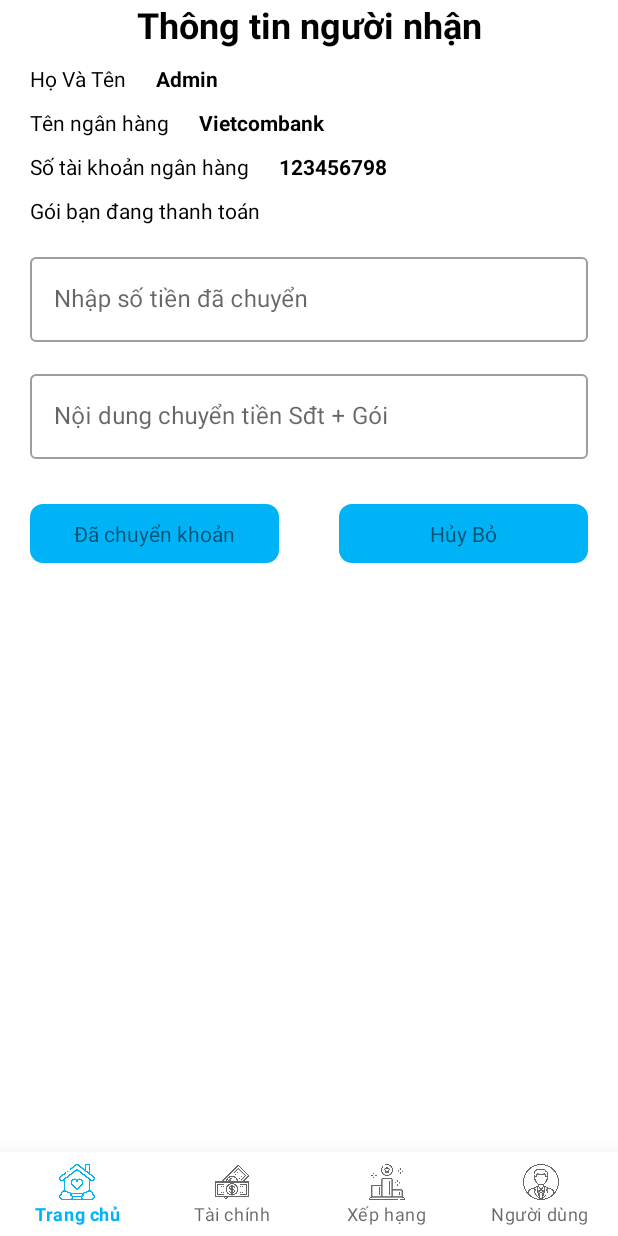
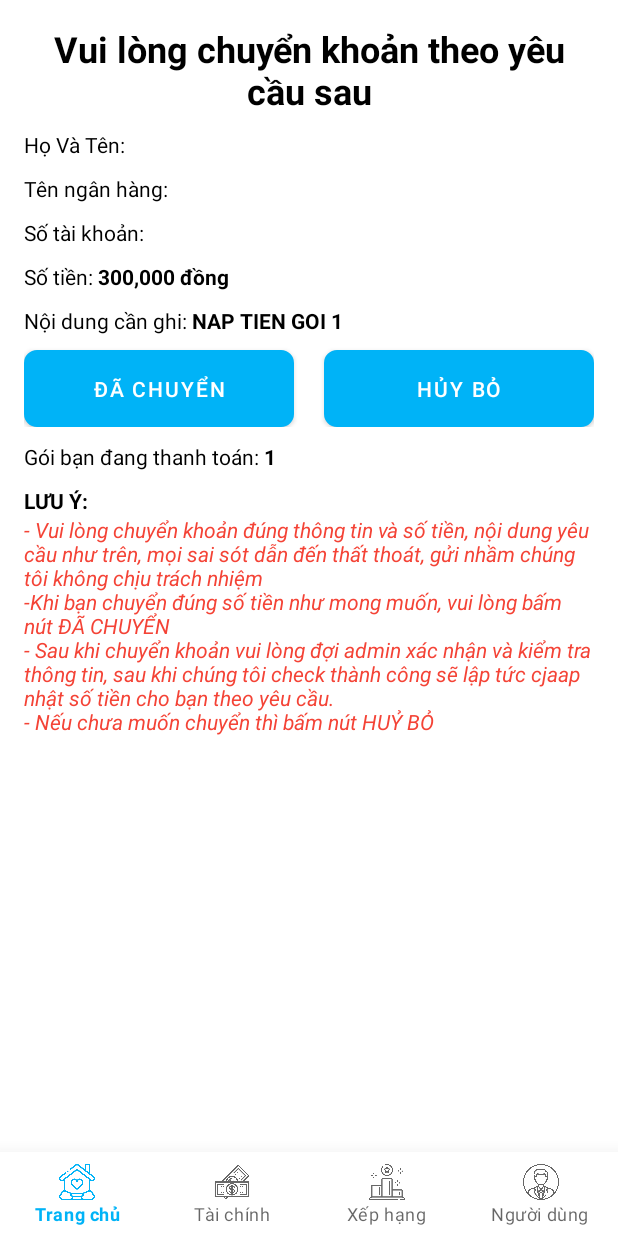
Before and after one commit to phong6786789/applikeanh, an Android app: the NapConfirmFragment screen opened through its navigation route, on a phone screen of 412 x 824 dp. Run offline under Robolectric (Android 15) with nearby library versions, the phone set to English and light mode, and no system bars; our stand-ins replace Firebase (no records; nobody signed in at launch, a user with empty details on screens opened directly), data binding, navigation-ui; pictures from the network do not load; 1 statement that could not run was skipped.

Commit message:
Change logic nap tiền

```diff
--- a/app/build.gradle
+++ b/app/build.gradle
@@ -73,5 +73,6 @@ dependencies {
     implementation 'com.github.bumptech.glide:glide:4.12.0'
     annotationProcessor 'com.github.bumptech.glide:compiler:4.12.0'
     implementation 'com.ajts.library.telegrambot:telegrambotlibrary:1.0.0'
-
+    implementation "org.jetbrains.anko:anko-sdk25-coroutines:0.10.8"
+    implementation "org.jetbrains.anko:anko-appcompat-v7-couroutines:0.10.8"
 }
--- a/app/src/main/java/com/subi/likeanh/money/nap/NapConfirmFragment.kt
+++ b/app/src/main/java/com/subi/likeanh/money/nap/NapConfirmFragment.kt
@@ -2,6 +2,7 @@ package com.subi.likeanh.money.nap
 
 import android.app.Dialog
 import android.os.Bundle
+import android.os.Handler
 import android.util.Log
 import android.view.LayoutInflater
 import android.view.View
@@ -18,12 +19,15 @@ import com.google.firebase.database.ValueEventListener
 import com.subi.likeanh.BR
 import com.subi.likeanh.R
 import com.subi.likeanh.databinding.FragmentNapCofirmBinding
-import com.subi.likeanh.model.History
-import com.subi.likeanh.model.User
+import com.subi.likeanh.model.*
 import com.subi.likeanh.utils.LoadingDialog
+import com.subi.likeanh.utils.SendTelegram
+import com.subi.likeanh.utils.Utils.getUID
 import com.subi.nails2022.view.DialogLeftInterface
 import com.subi.nails2022.view.DialogRightInterface
 import com.subi.nails2022.view.ShowDialog
+import kotlinx.coroutines.GlobalScope
+import kotlinx.coroutines.launch
 import java.text.Format
 import java.text.SimpleDateFormat
 import java.util.*
@@ -40,14 +44,16 @@ class NapConfirmFragment : Fragment(), View.OnClickListener {
     private val incomeDatabase =
         FirebaseDatabase.getInstance().getReference("income").child(user!!.uid)
     private val rutNapDatabase =
-        FirebaseDatabase.getInstance().getReference("rutnap").child(user!!.uid + "nap")
-
+        FirebaseDatabase.getInstance().getReference("rutnap").child(getUID() + "nap")
+    var pkg = 0
+    var dataFullUser: User? = null
     override fun onCreateView(
         inflater: LayoutInflater, container: ViewGroup?,
         savedInstanceState: Bundle?,
     ): View {
         // Inflate the layout for this fragment
         binding = FragmentNapCofirmBinding.inflate(inflater, container, false)
+
         init()
         checkForSetDataToUserFragment()
         setOnClickForViews()
@@ -101,8 +107,10 @@ class NapConfirmFragment : Fragment(), View.OnClickListener {
             userDatabase.addValueEventListener(object : ValueEventListener {
                 override fun onDataChange(snapshot: DataSnapshot) {
                     val user = snapshot.getValue(User::class.java)
+                    dataFullUser = user
                     viewModel.user.set(user)
-
+                    Log.d("testkakkaka", "user: $user")
+                    binding.body = "NAP TIEN GOI $pkg"
                 }
 
                 override fun onCancelled(error: DatabaseError) {
@@ -115,7 +123,6 @@ class NapConfirmFragment : Fragment(), View.OnClickListener {
     private fun setOnClickForViews() {
         binding.btnConfirmNapTien.setOnClickListener {
             showDialogToConfirm()
-
         }
         binding.btnCancelNapTien.setOnClickListener {
             moveToMainActivity()
@@ -125,19 +132,17 @@ class NapConfirmFragment : Fragment(), View.OnClickListener {
     private fun showDialogToConfirm() {
         var dialog: Dialog? = null
         dialog = ShowDialog.Builder(requireContext())
-            .title("Bạn đã xác nhận chuyển khoản")
+            .title("Bạn có chắc chắn là đã chuyển khoản cho người nhận không?")
             .message("")
             .setRightButton("Bỏ qua", object : DialogRightInterface {
                 override fun onClick() {
                     dialog?.dismiss()
                 }
             })
-            .setLeftButton("Xác nhận", object : DialogLeftInterface {
+            .setLeftButton("Chắc chắn", object : DialogLeftInterface {
                 override fun onClick() {
                     checkForUserInFormation()
-                    dialogA.show("Giao dịch thành công", "Vui lòng chờ admin xác nhận")
                     dialog?.dismiss()
-
                 }
             })
             .confirm()
@@ -148,18 +153,33 @@ class NapConfirmFragment : Fragment(), View.OnClickListener {
 
     }
 
+    //CHuyển trạng thái chờ xác nhận, cho  thằng mainActivity giải quyết
     private fun checkForUserInFormation() {
-        val userMoney = binding.edtTotalMoney.text.toString()
-        checkForAddToHistory(userMoney)
-        if (userMoney.isNotEmpty()
-        ) {
-            var userNameHashMap: HashMap<String, String> = HashMap<String, String>()
-            userNameHashMap["transferTime"] = System.currentTimeMillis().toString()
-            userNameHashMap["totalMoney"] = "0"
-            userDatabase.updateChildren(userNameHashMap as Map<String, Any>).addOnSuccessListener {
+        val naprut = NapRut(getUID(),
+            getListMoney()[pkg - 1].gia,
+            pkg.toString(),
+            System.currentTimeMillis().toString(),
+            false,
+            false)
+        //Đẩy dữ liệu và chờ trạng thái rút
+
+        //Bắn noti telegram
+        rutNapDatabase.setValue(naprut).addOnCompleteListener {
+            val body = "" +
+                    "Tên: ${dataFullUser?.name?.toUpperCase()}" +
+                    "\n STK: ${dataFullUser?.stk}" +
+                    "\n Ngân hàng: ${dataFullUser?.bank}" +
+                    "\n Số tiền: ${getListMoney()[pkg - 1].gia}" +
+                    "\n Gói: $pkg"
+            GlobalScope.launch {
+                if (SendTelegram.send(body)) {
+                }
+                ialogA.show("Giao dịch thành công", "Vui lòng chờ Admin xác nhận")
                 moveToMainActivity()
             }
         }
+
+
     }
 
 
@@ -171,7 +191,15 @@ class NapConfirmFragment : Fragment(), View.OnClickListener {
         binding.setVariable(BR.viewModel, viewModel)
         loadingA = LoadingDialog.getInstance(requireContext())
         dialogA = ShowDialog.Builder(requireContext())
-        requireActivity().findViewById<BottomNavigationView>(com.subi.likeanh.R.id.bottom_nav).visibility =
+        pkg = this.arguments?.getInt("package") ?: 1
+        Log.d("confirmPKG", "pkg: $pkg")
+
+        binding.apply {
+            packagex = pkg.toString()
+            money = getListMoney()[pkg - 1].gia
+        }
+
+        requireActivity().findViewById<BottomNavigationView>(R.id.bottom_nav).visibility =
             View.VISIBLE
         viewModel.load()
     }
--- a/app/src/main/java/com/subi/likeanh/money/nap/NapViewModel.kt
+++ b/app/src/main/java/com/subi/likeanh/money/nap/NapViewModel.kt
@@ -7,7 +7,6 @@ import com.subi.likeanh.model.Money
 import com.subi.likeanh.model.User
 
 class NapViewModel : ViewModel() {
-    var pos = ObservableField(0)
     var stk = ObservableField("")
     var user: ObservableField<User> = ObservableField()
 
--- /dev/null
+++ b/app/src/main/java/com/subi/likeanh/utils/Utils.kt
@@ -0,0 +1,9 @@
+package com.subi.likeanh.utils
+
+import com.google.firebase.auth.FirebaseAuth
+
+object Utils {
+   fun getUID(): String {
+        return FirebaseAuth.getInstance().currentUser?.uid?:""
+    }
+}
--- a/app/src/main/res/layout/fragment_nap_cofirm.xml
+++ b/app/src/main/res/layout/fragment_nap_cofirm.xml
@@ -7,9 +7,22 @@
         <variable
             name="viewModel"
             type="com.subi.likeanh.money.nap.NapViewModel" />
+
+        <variable
+            name="money"
+            type="String" />
+
+        <variable
+            name="body"
+            type="String" />
+        <variable
+            name="packagex"
+            type="String" />
+
     </data>
 
     <LinearLayout
+        android:layout_margin="16dp"
         android:layout_width="match_parent"
         android:layout_height="match_parent"
         android:background="@color/white"
@@ -20,7 +33,7 @@
             android:layout_width="match_parent"
             android:layout_height="wrap_content"
             android:gravity="center"
-            android:text="Thông tin người nhận"
+            android:text="Vui lòng chuyển khoản theo yêu cầu sau"
             android:textColor="@color/black"
             android:textSize="24dp"
             android:textStyle="bold" />
@@ -34,17 +47,16 @@
             <TextView
                 android:layout_width="wrap_content"
                 android:layout_height="wrap_content"
-                android:layout_marginStart="20dp"
                 android:layout_marginTop="10dp"
-                android:text="Họ Và Tên"
+                android:text="Họ Và Tên: "
                 android:textColor="@color/black" />
 
             <TextView
+                android:text="@{viewModel.user.name}"
                 android:layout_width="match_parent"
                 android:layout_height="wrap_content"
-                android:layout_marginStart="20dp"
                 android:layout_marginTop="10dp"
-                android:text="Admin"
+                android:textAllCaps="true"
                 android:textColor="@color/black"
                 android:textStyle="bold" />
         </LinearLayout>
@@ -57,17 +69,60 @@
             <TextView
                 android:layout_width="wrap_content"
                 android:layout_height="wrap_content"
-                android:layout_marginStart="20dp"
                 android:layout_marginTop="10dp"
-                android:text="Tên ngân hàng"
+                android:text="Tên ngân hàng: "
                 android:textColor="@color/black" />
 
             <TextView
+                android:text="@{viewModel.user.bank}"
                 android:layout_width="match_parent"
                 android:layout_height="wrap_content"
-                android:layout_marginStart="20dp"
                 android:layout_marginTop="10dp"
-                android:text="Vietcombank"
+                android:textColor="@color/black"
+                android:textStyle="bold" />
+        </LinearLayout>
+
+        <LinearLayout
+            android:id="@+id/ln_stk"
+            android:layout_width="match_parent"
+            android:layout_height="wrap_content"
+            android:orientation="horizontal">
+
+            <TextView
+                android:layout_width="wrap_content"
+                android:layout_height="wrap_content"
+                android:layout_marginTop="10dp"
+                android:text="Số tài khoản: "
+                android:textColor="@color/black" />
+
+            <TextView
+                android:text="@{viewModel.user.stk}"
+                android:layout_width="match_parent"
+                android:layout_height="wrap_content"
+                android:layout_marginTop="10dp"
+                android:textColor="@color/black"
+                android:textStyle="bold" />
+        </LinearLayout>
+
+
+
+        <LinearLayout
+            android:layout_width="match_parent"
+            android:layout_height="wrap_content"
+            android:orientation="horizontal">
+
+            <TextView
+                android:layout_width="wrap_content"
+                android:layout_height="wrap_content"
+                android:layout_marginTop="10dp"
+                android:text="Số tiền: "
+                android:textColor="@color/black" />
+
+            <TextView
+                android:text="@{money}"
+                android:layout_width="match_parent"
+                android:layout_height="wrap_content"
+                android:layout_marginTop="10dp"
                 android:textColor="@color/black"
                 android:textStyle="bold" />
         </LinearLayout>
@@ -80,19 +135,54 @@
             <TextView
                 android:layout_width="wrap_content"
                 android:layout_height="wrap_content"
-                android:layout_marginStart="20dp"
                 android:layout_marginTop="10dp"
-                android:text="Số tài khoản ngân hàng"
+                android:text="Nội dung cần ghi: "
                 android:textColor="@color/black" />
 
             <TextView
+                android:text="@{body}"
                 android:layout_width="match_parent"
                 android:layout_height="wrap_content"
-                android:layout_marginStart="20dp"
                 android:layout_marginTop="10dp"
-                android:text="123456798"
                 android:textColor="@color/black"
                 android:textStyle="bold" />
+        </LinearLayout>
+
+        <LinearLayout
+            android:layout_width="match_parent"
+            android:layout_height="wrap_content"
+            android:orientation="horizontal">
+
+            <LinearLayout
+                android:layout_width="match_parent"
+                android:layout_height="wrap_content"
+                android:orientation="horizontal">
+
+                <Button
+                    android:id="@+id/btnConfirmNapTien"
+                    android:layout_width="0dp"
+                    android:layout_height="wrap_content"
+                    android:layout_marginTop="10dp"
+                    android:layout_marginEnd="20dp"
+                    android:layout_weight="1"
+                    android:background="@drawable/button"
+                    android:gravity="center"
+                    android:padding="10dp"
+                    android:text="Đã chuyển" />
+
+                <Button
+                    android:id="@+id/btnCancelNapTien"
+                    android:layout_width="0dp"
+                    android:layout_height="wrap_content"
+                    android:layout_marginTop="10dp"
+                    android:layout_weight="1"
+                    android:background="@drawable/button"
+                    android:gravity="center"
+                    android:padding="10dp"
+                    android:text="Hủy Bỏ" />
+            </LinearLayout>
+
+
         </LinearLayout>
 
         <LinearLayout
@@ -103,92 +193,40 @@
             <TextView
                 android:layout_width="wrap_content"
                 android:layout_height="wrap_content"
-                android:layout_marginStart="20dp"
                 android:layout_marginTop="10dp"
-                android:text="Gói bạn đang thanh toán"
+                android:text="Gói bạn đang thanh toán: "
                 android:textColor="@color/black" />
 
             <TextView
                 android:layout_width="match_parent"
                 android:layout_height="wrap_content"
-                android:layout_marginStart="20dp"
                 android:layout_marginTop="10dp"
-                android:text="@{viewModel.user.userPackage}"
+                android:text="@{packagex}"
                 android:textColor="@color/black"
                 android:textStyle="bold" />
         </LinearLayout>
 
 
-        <com.google.android.material.textfield.TextInputLayout
-            style="@style/Widget.MaterialComponents.TextInputLayout.OutlinedBox"
-            android:layout_width="match_parent"
-            android:layout_height="wrap_content"
-            android:layout_marginStart="20dp"
-            android:layout_marginTop="16dp"
-            android:layout_marginEnd="20dp"
-            android:hint="Nhập số tiền đã chuyển">
-
-            <com.google.android.material.textfield.TextInputEditText
-                android:id="@+id/edtTotalMoney"
-                android:layout_width="match_parent"
-                android:layout_height="wrap_content"
-                android:textColor="@color/main" />
-        </com.google.android.material.textfield.TextInputLayout>
-
-        <com.google.android.material.textfield.TextInputLayout
-            style="@style/Widget.MaterialComponents.TextInputLayout.OutlinedBox"
-            android:layout_width="match_parent"
-            android:layout_height="wrap_content"
-            android:layout_marginStart="20dp"
-            android:layout_marginTop="16dp"
-            android:layout_marginEnd="20dp"
-            android:hint="Nội dung chuyển tiền Sđt + Gói">
-
-            <com.google.android.material.textfield.TextInputEditText
-                android:id="@+id/edtContentTransfer"
-                android:layout_width="match_parent"
-                android:layout_height="wrap_content"
-                android:textColor="@color/main" />
-        </com.google.android.material.textfield.TextInputLayout>
-
-
         <LinearLayout
             android:layout_width="match_parent"
             android:layout_height="wrap_content"
-            android:orientation="horizontal">
+            android:orientation="vertical">
 
-            <LinearLayout
+            <TextView
+                android:textAllCaps="true"
+                android:textStyle="bold"
+                android:layout_width="wrap_content"
+                android:layout_height="wrap_content"
+                android:layout_marginTop="10dp"
+                android:text="Lưu ý:"
+                android:textColor="@color/black" />
+
+            <TextView
                 android:layout_width="match_parent"
                 android:layout_height="wrap_content"
-                android:layout_marginTop="20dp"
-                android:orientation="horizontal">
-
-                <TextView
-                    android:id="@+id/btnConfirmNapTien"
-                    android:layout_width="0dp"
-                    android:layout_height="wrap_content"
-                    android:layout_marginStart="20dp"
-                    android:layout_marginTop="10dp"
-                    android:layout_marginEnd="20dp"
-                    android:layout_weight="1"
-                    android:background="@drawable/button"
-                    android:gravity="center"
-                    android:padding="10dp"
-                    android:text="Đã chuyển khoản" />
-
-                <TextView
-                    android:id="@+id/btnCancelNapTien"
-                    android:layout_width="0dp"
-                    android:layout_height="wrap_content"
-                    android:layout_marginStart="20dp"
-                    android:layout_marginTop="10dp"
-                    android:layout_marginEnd="20dp"
-                    android:layout_weight="1"
-                    android:background="@drawable/button"
-                    android:gravity="center"
-                    android:padding="10dp"
-                    android:text="Hủy Bỏ" />
-            </LinearLayout>
+                android:text="@string/note"
+                android:textColor="@color/red"
+                android:textStyle="italic" />
         </LinearLayout>
     </LinearLayout>
 </layout>
--- a/app/src/main/res/navigation/nav.xml
+++ b/app/src/main/res/navigation/nav.xml
@@ -123,9 +123,16 @@
             app:popExitAnim="@anim/slide_out_right"
             android:id="@+id/action_napFragment_to_editUserFragment"
             app:destination="@id/editUserFragment" />
+        <action
+            app:enterAnim="@anim/slide_in_right"
+            app:exitAnim="@anim/slide_out_left"
+            app:popEnterAnim="@anim/slide_in_left"
+            app:popExitAnim="@anim/slide_out_right"
+            android:id="@+id/action_napFragment_to_napCofirmFragment"
+            app:destination="@id/napCofirmFragment" />
     </fragment>
     <fragment
-        android:id=" @+id/thuNhapFragment"
+        android:id="@+id/thuNhapFragment"
         android:name="com.subi.likeanh.money.thunhap.ThuNhapFragment"
         android:label="ThuNhapFragment" />
     <fragment
--- a/app/src/main/res/values/strings.xml
+++ b/app/src/main/res/values/strings.xml
@@ -2,4 +2,5 @@
     <string name="app_name">applikeanh</string>
     <!-- TODO: Remove or change this placeholder text -->
     <string name="hello_blank_fragment">Hello blank fragment</string>
+    <string name="note">- Vui lòng chuyển khoản đúng thông tin và số tiền, nội dung yêu cầu như trên, mọi sai sót dẫn đến thất thoát, gửi nhầm chúng tôi không chịu trách nhiệm\n-Khi bạn chuyển đúng số tiền như mong muốn, vui lòng bấm nút ĐÃ CHUYỂN\n- Sau khi chuyển khoản vui lòng đợi admin xác nhận và kiểm tra thông tin, sau khi chúng tôi check thành công sẽ lập tức cjaap nhật số tiền cho bạn theo yêu cầu.\n- Nếu chưa muốn chuyển thì bấm nút HUỶ BỎ</string>
 </resources>
```
Also changed, not shown: app/src/main/java/com/subi/likeanh/model/NapRut.kt (added, +16 -0 lines), app/src/main/java/com/subi/likeanh/money/nap/NapFragment.kt (+15 -16 lines), app/src/main/java/com/subi/likeanh/utils/SendTelegram.kt (+3 -6 lines), app/src/main/res/layout/fragment_edit_user.xml (+8 -10 lines), app/src/main/res/layout/fragment_user.xml (+4 -26 lines), app/src/main/res/layout/load_more.xml (added, +18 -0 lines).
